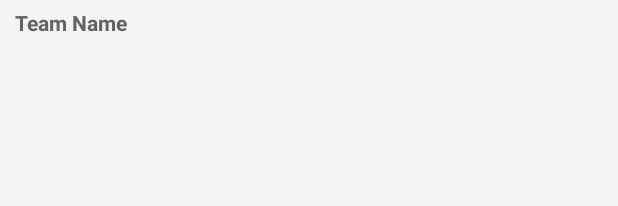
After one commit to CodingDrumer13/TeamCoach, an Android app: the layout team_menu_list_item_labels.xml on its own in the app's theme, with its tools: preview values and no code run, on a phone screen of 412 x 824 dp. The commit adds this screen. Shown: the top 206 px of the screen. Run offline under Robolectric (Android 15) with nearby library versions, the phone set to English and light mode, and no system bars.

Commit message:
Team Main Menu added

```diff
--- a/android-bootstrap/app/src/main/java/com/lsus/teamcoach/teamcoachapp/BootstrapModule.java
+++ b/android-bootstrap/app/src/main/java/com/lsus/teamcoach/teamcoachapp/BootstrapModule.java
@@ -21,6 +21,7 @@ import com.lsus.teamcoach.teamcoachapp.ui.MainActivity;
 import com.lsus.teamcoach.teamcoachapp.ui.NavigationDrawerFragment;
 import com.lsus.teamcoach.teamcoachapp.ui.NewsActivity;
 import com.lsus.teamcoach.teamcoachapp.ui.NewsListFragment;
+import com.lsus.teamcoach.teamcoachapp.ui.TeamMenuListFragment;
 import com.lsus.teamcoach.teamcoachapp.ui.UserActivity;
 import com.lsus.teamcoach.teamcoachapp.ui.UserListFragment;
 import com.google.gson.Gson;
@@ -55,7 +56,8 @@ import retrofit.converter.GsonConverter;
                 UserListFragment.class,
                 TimerService.class,
                 RegisterFragment.class,
-                LibraryAgeListFragment.class
+                LibraryAgeListFragment.class,
+                TeamMenuListFragment.class
         }
 )
 public class BootstrapModule {
--- a/android-bootstrap/app/src/main/java/com/lsus/teamcoach/teamcoachapp/ui/MainActivity.java
+++ b/android-bootstrap/app/src/main/java/com/lsus/teamcoach/teamcoachapp/ui/MainActivity.java
@@ -54,7 +54,6 @@ public class MainActivity extends BootstrapFragmentActivity {
 
         super.onCreate(savedInstanceState);
 
-
         if(isTablet()) {
             setContentView(R.layout.main_activity_tablet);
         } else {
@@ -62,7 +61,8 @@ public class MainActivity extends BootstrapFragmentActivity {
         }
 
         // View injection with Butterknife
-        Views.inject(this);
+
+      Views.inject(this);
 
         // Set up navigation drawer
         title = drawerTitle = getTitle();
--- a/android-bootstrap/app/src/main/res/layout/activity_register.xml
+++ b/android-bootstrap/app/src/main/res/layout/activity_register.xml
@@ -27,7 +27,8 @@
 
             <EditText android:id="@+id/etFirstName"
                 style="@style/SignInEditText"
-                android:inputType="textEmailAddress"/>
+                android:inputType="textEmailAddress"
+                android:textColor="@android:color/black" />
 
             <!--  Email Label -->
             <TextView
--- /dev/null
+++ b/android-bootstrap/app/src/main/res/layout/team_menu_list_item_labels.xml
@@ -0,0 +1,32 @@
+<?xml version="1.0" encoding="utf-8"?>
+<LinearLayout
+    xmlns:android="http://schemas.android.com/apk/res/android"
+    android:layout_width="match_parent"
+    android:layout_height="match_parent"
+    android:orientation="horizontal"
+    android:paddingBottom="5dp"
+    android:paddingLeft="10dp"
+    android:paddingRight="10dp"
+    android:paddingTop="5dp" >
+
+    <TextView
+        android:layout_width="wrap_content"
+        android:layout_height="wrap_content"
+        android:gravity="left"
+        android:text="Team Name"
+        android:textAppearance="?android:attr/textAppearanceSmall"
+        android:textColor="@color/table_text_header"
+        android:textStyle="bold" />
+    <!--
+        <TextView
+            android:layout_width="match_parent"
+            android:layout_height="wrap_content"
+            android:gravity="right"
+            android:textSize="30dp"
+            android:text=">"
+            android:textAppearance="?android:attr/textAppearanceSmall"
+            android:textColor="@color/table_text_header"
+            android:textStyle="bold" />
+    -->
+
+</LinearLayout>
--- a/android-bootstrap/app/src/main/res/values/strings.xml
+++ b/android-bootstrap/app/src/main/res/values/strings.xml
@@ -11,6 +11,7 @@
     <string name="page_schedule">Schedule</string>
     <string name="page_admin">Administration</string>
     <string name="page_team">Team</string>
+    <string name="page_main_menu">Main Menu</string>
     <string name="page_library">Drill Library</string>
     <string name="title_column">Title</string>
     <string name="location_column">Location</string>
```
Also changed, not shown: android-bootstrap/app/src/main/java/com/lsus/teamcoach/teamcoachapp/ui/BootstrapPagerAdapter.java (+5 -4 lines), android-bootstrap/app/src/main/java/com/lsus/teamcoach/teamcoachapp/ui/TeamMenuListAdapter.java (added, +44 -0 lines), android-bootstrap/app/src/main/java/com/lsus/teamcoach/teamcoachapp/ui/TeamMenuListFragment.java (added, +120 -0 lines), android-bootstrap/app/src/main/res/layout/team_menu_list_item.xml (added, +33 -0 lines).
